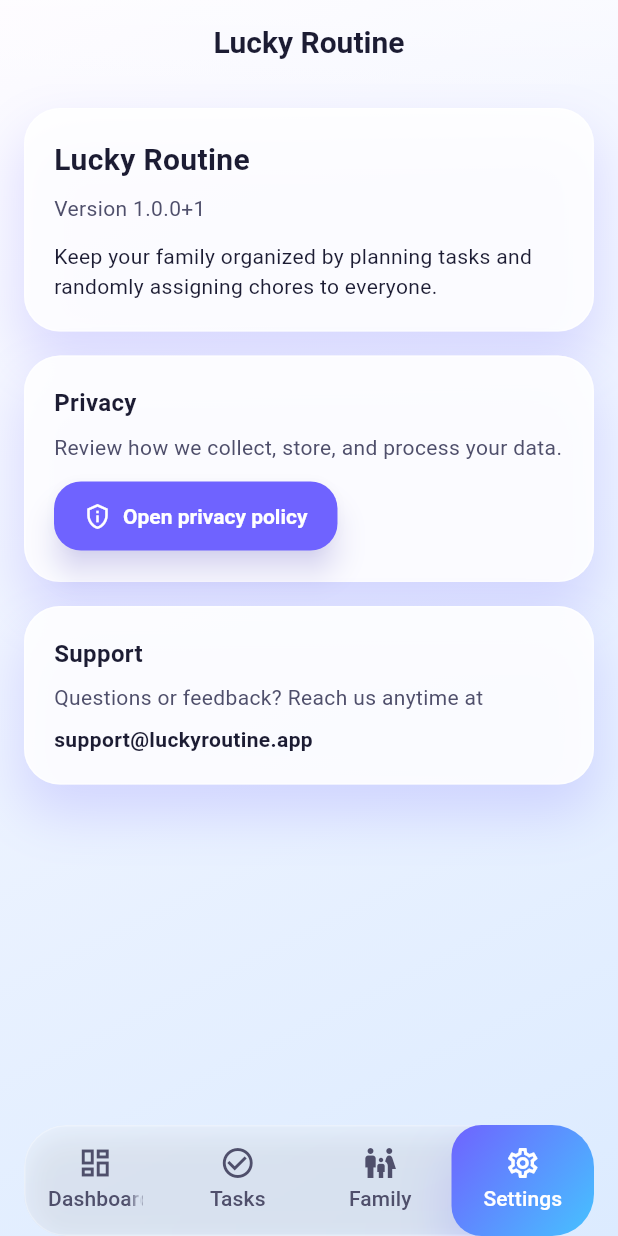
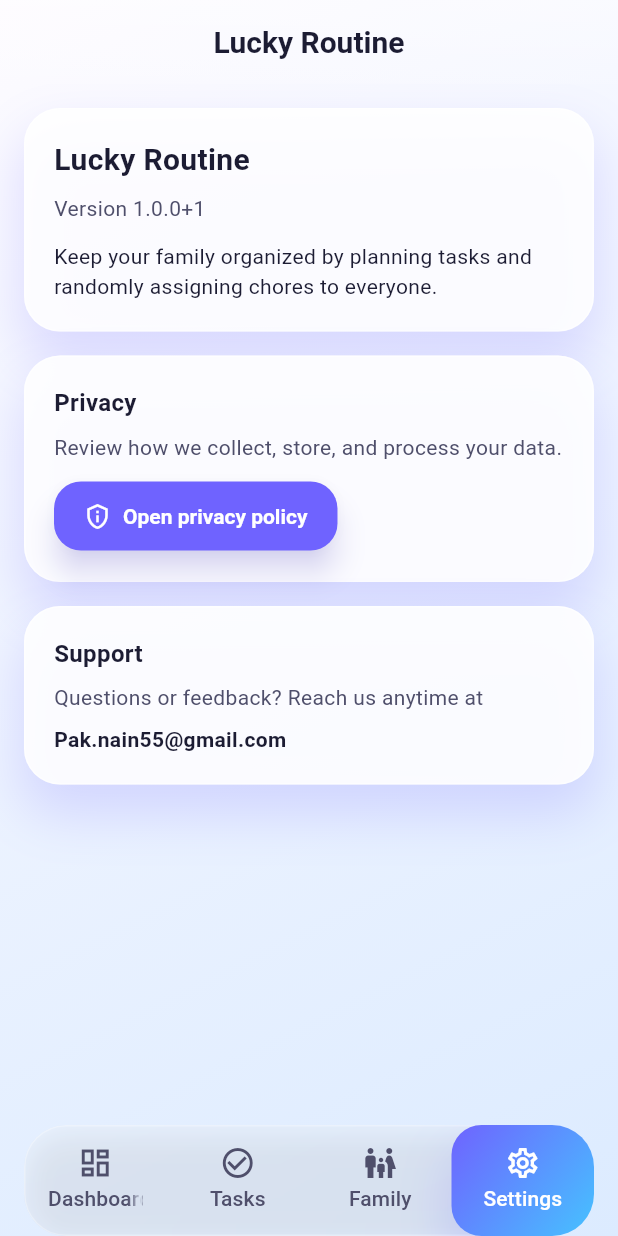
Before and after one commit to tobeefansis/lucky_routine_app, a Flutter app: the screen it shows after launch, item 4 of the bottom bar chosen, on a phone screen of 412 x 824 dp. Run offline on Flutter 3.47's test engine with Material 3 defaults, Android fonts, the phone set to English and light mode, and no system bars; our stand-ins replace flutter_fortune_wheel, shared_preferences.

Commit message:
fix app and icon

```diff
--- a/lib/app/screens/settings_screen.dart
+++ b/lib/app/screens/settings_screen.dart
@@ -6,8 +6,9 @@ import '../theme/app_colors.dart';
 class SettingsScreen extends StatelessWidget {
   const SettingsScreen({super.key});
 
-  static final Uri _privacyUri =
-      Uri.parse('https://luckyroutine.app/privacy-policy');
+  static final Uri _privacyUri = Uri.parse(
+    'https://shufflematchjokeredition.com/privacy-policy.html',
+  );
 
   Future<void> _openPrivacyPolicy(BuildContext context) async {
     final messenger = ScaffoldMessenger.of(context);
@@ -26,9 +27,7 @@ class SettingsScreen extends StatelessWidget {
 
   void _showError(ScaffoldMessengerState messenger) {
     messenger.showSnackBar(
-      const SnackBar(
-        content: Text('Could not open the privacy policy'),
-      ),
+      const SnackBar(content: Text('Could not open the privacy policy')),
     );
   }
 
@@ -112,7 +111,7 @@ class SettingsScreen extends StatelessWidget {
                 ),
                 SizedBox(height: 8),
                 SelectableText(
-                  'support@luckyroutine.app',
+                  'Pak.nain55@gmail.com',
                   style: TextStyle(
                     color: AppColors.textPrimary,
                     fontWeight: FontWeight.w600,
@@ -141,10 +140,7 @@ class _SectionCard extends StatelessWidget {
         border: Border.all(color: Colors.white.withOpacity(0.6)),
         boxShadow: AppColors.softGlow,
       ),
-      child: Padding(
-        padding: const EdgeInsets.all(20),
-        child: child,
-      ),
+      child: Padding(padding: const EdgeInsets.all(20), child: child),
     );
   }
 }
--- a/pubspec.yaml
+++ b/pubspec.yaml
@@ -19,7 +19,7 @@ publish_to: 'none' # Remove this line if you wish to publish to pub.dev
 version: 1.0.0+1
 
 environment:
-  sdk: ^3.11.0-150.0.dev
+  sdk: ^3.8.0
 
 # Dependencies specify other packages that your package needs in order to work.
 # To automatically upgrade your package dependencies to the latest versions
```
Also changed, not shown: 35 other files.
